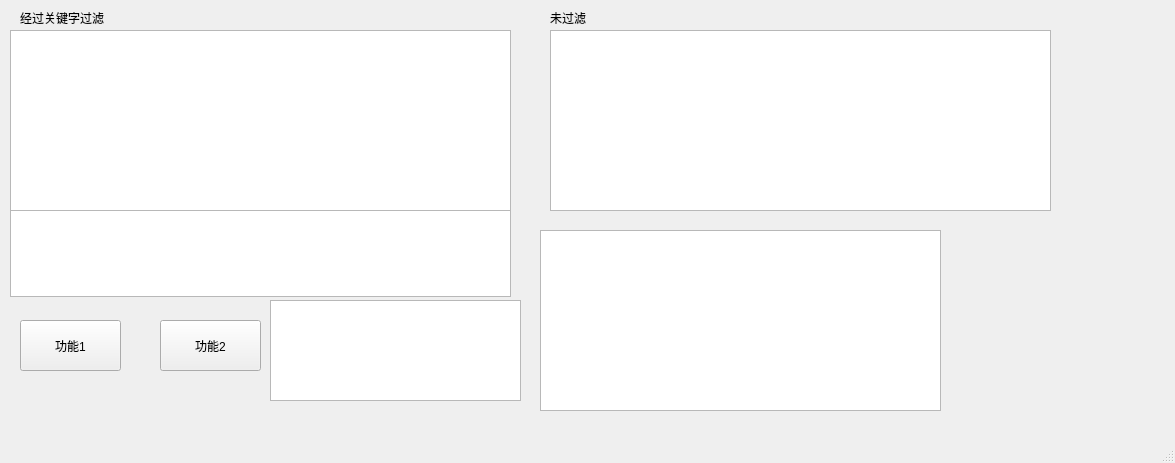
Qt form easyssh/pagecmd.ui (orange2c/easyssh) before a commit.
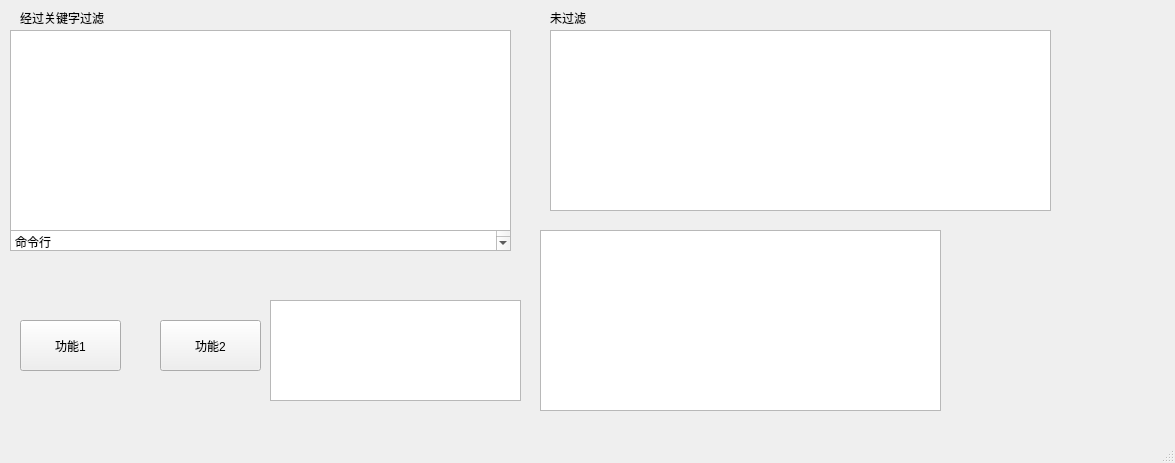
The same form after that commit.

Diff of the .ui file:
```diff
--- a/easyssh/pagecmd.ui
+++ b/easyssh/pagecmd.ui
@@ -20,11 +20,11 @@
       <x>10</x>
       <y>30</y>
       <width>501</width>
-      <height>181</height>
+      <height>201</height>
      </rect>
     </property>
     <property name="readOnly">
-     <bool>true</bool>
+     <bool>false</bool>
     </property>
    </widget>
    <widget class="QPushButton" name="Button1">
@@ -59,9 +59,18 @@
       <x>10</x>
       <y>210</y>
       <width>501</width>
-      <height>87</height>
+      <height>41</height>
      </rect>
     </property>
+    <property name="html">
+     <string>&lt;!DOCTYPE HTML PUBLIC &quot;-//W3C//DTD HTML 4.0//EN&quot; &quot;http://www.w3.org/TR/REC-html40/strict.dtd&quot;&gt;
+&lt;html&gt;&lt;head&gt;&lt;meta name=&quot;qrichtext&quot; content=&quot;1&quot; /&gt;&lt;style type=&quot;text/css&quot;&gt;
+p, li { white-space: pre-wrap; }
+&lt;/style&gt;&lt;/head&gt;&lt;body style=&quot; font-family:'SimSun'; font-size:9pt; font-weight:400; font-style:normal;&quot;&gt;
+&lt;p style=&quot; margin-top:0px; margin-bottom:0px; margin-left:0px; margin-right:0px; -qt-block-indent:0; text-indent:0px;&quot;&gt;空格&lt;/p&gt;
+&lt;p style=&quot; margin-top:0px; margin-bottom:0px; margin-left:0px; margin-right:0px; -qt-block-indent:0; text-indent:0px;&quot;&gt;命令行&lt;/p&gt;
+&lt;p style=&quot; margin-top:0px; margin-bottom:0px; margin-left:0px; margin-right:0px; -qt-block-indent:0; text-indent:0px;&quot;&gt;空格&lt;/p&gt;&lt;/body&gt;&lt;/html&gt;</string>
+    </property>
    </widget>
    <widget class="QTextEdit" name="log">
     <property name="geometry">
```
